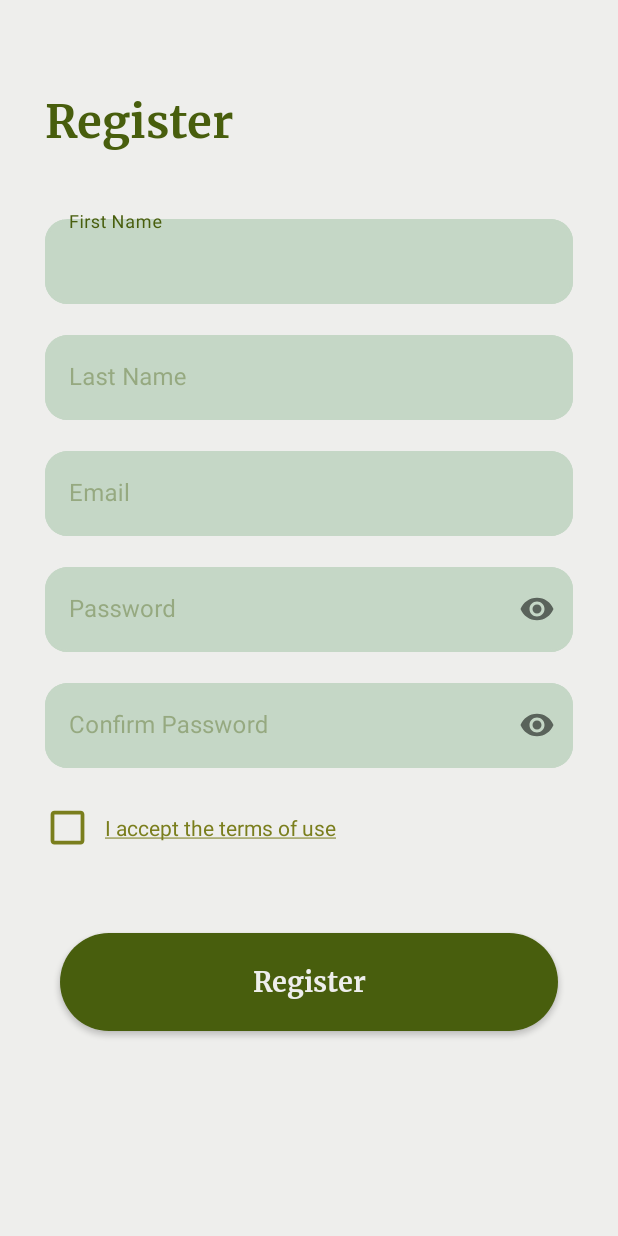
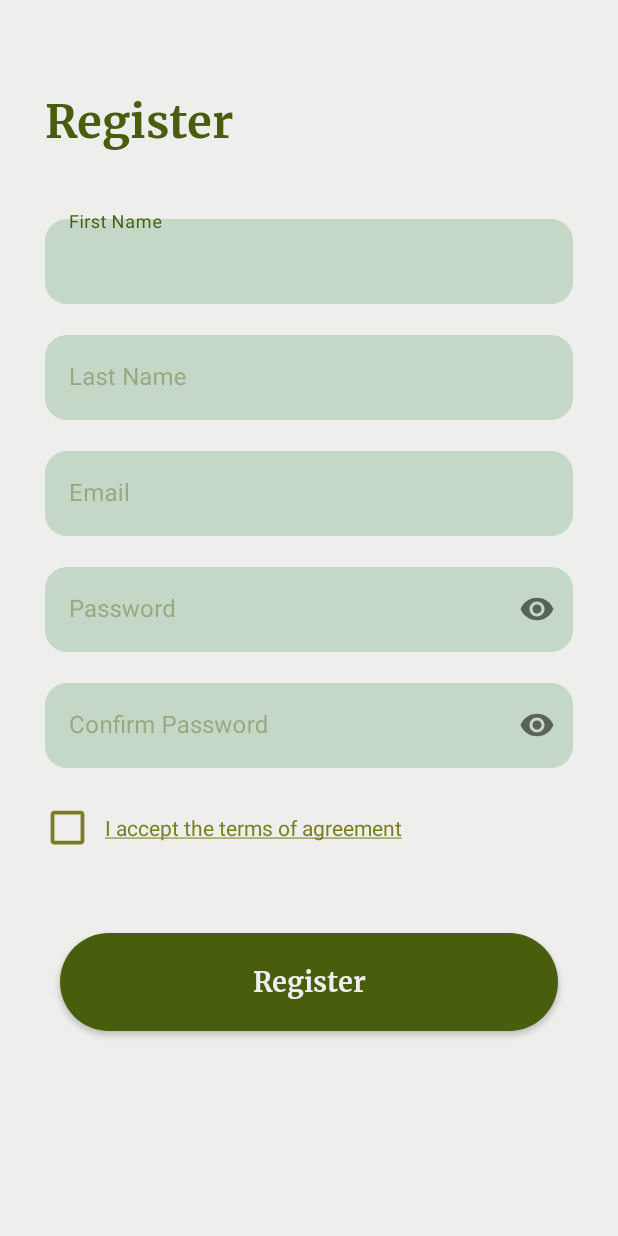
Before and after one commit to KonoDi00Da/plantaid_redesign, an Android app: the fragment RegisterFragment shown on its own in the app's theme, on a phone screen of 412 x 824 dp. Run offline under Robolectric (Android 15) with nearby library versions, the light colour scheme and no system bars; our stand-ins replace Firebase (no records; nobody signed in at launch, a user with empty details on screens opened directly); libraries missing offline, so code that uses them is left out: com.github.hariprasanths.bounceview; 1 statement that could not run was skipped.

```diff
--- a/app/src/main/res/layout/fragment_register.xml
+++ b/app/src/main/res/layout/fragment_register.xml
@@ -179,7 +179,7 @@
                     android:layout_width="wrap_content"
                     android:layout_height="wrap_content"
                     android:layout_marginStart="10dp"
-                    android:text="@string/i_accept_the_terms_of_use"
+                    android:text="@string/i_accept_the_terms_of_agreement"
                     android:textColor="@color/frog_green"/>
             </RelativeLayout>
 
--- a/app/src/main/res/layout/fragment_settings.xml
+++ b/app/src/main/res/layout/fragment_settings.xml
@@ -81,7 +81,7 @@
                 android:id="@+id/termsUse"
                 android:layout_width="match_parent"
                 android:layout_height="60dp"
-                android:text="Terms of Use"
+                android:text="Terms of Agreement"
                 android:paddingStart="30dp"
                 android:textAlignment="textStart"
                 android:layout_marginStart="30dp"
--- a/app/src/main/res/layout/fragment_terms.xml
+++ b/app/src/main/res/layout/fragment_terms.xml
@@ -22,7 +22,7 @@
         android:layout_width="wrap_content"
         android:layout_height="wrap_content"
         android:layout_below="@id/btn_back"
-        android:text="Terms of Use"
+        android:text="Terms of Agreement"
         android:textSize="25sp"
         android:fontFamily="@font/merriweather_bold"
         android:layout_marginStart="30dp"
--- a/app/src/main/res/values/strings.xml
+++ b/app/src/main/res/values/strings.xml
@@ -195,6 +195,7 @@ Our privacy policy may regularly be updated. As a result, you are encouraged to
 Kindly contact with us at plantaid.apps@gmail.com if you have any inquiries or comments on my privacy policy.
 </string>
     <string name="i_accept_the_terms_of_use"><u>I accept the terms of use</u></string>
+    <string name="i_accept_the_terms_of_agreement"><u>I accept the terms of agreement</u></string>
 
 
 </resources>
```
